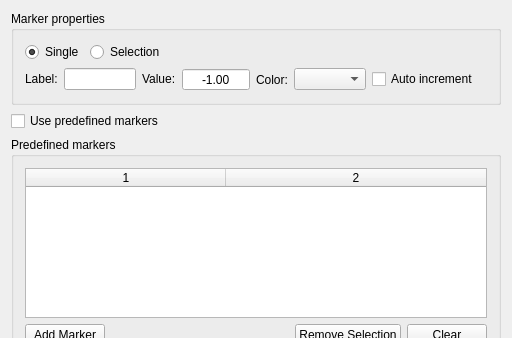
This is src/Widgets/AwMarkerInspector.ui in HIP-infrastructure/anywave-code as Qt 5 draws it before an edit; both pictures show x 0 to 512 and y 0 to 338 of the 512 by 626 pixel window. The edited form follows.
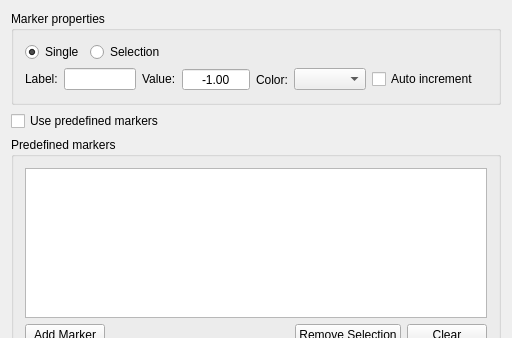
This is the edited form. Icons and pictures are not drawn.

Diff of the .ui file:
```diff
--- a/src/Widgets/AwMarkerInspector.ui
+++ b/src/Widgets/AwMarkerInspector.ui
@@ -7,7 +7,7 @@
     <x>0</x>
     <y>0</y>
     <width>512</width>
-    <height>597</height>
+    <height>603</height>
    </rect>
   </property>
   <property name="sizePolicy">
@@ -284,7 +284,7 @@
          <enum>QAbstractItemView::SelectRows</enum>
         </property>
         <property name="columnCount">
-         <number>2</number>
+         <number>0</number>
         </property>
         <attribute name="horizontalHeaderVisible">
          <bool>true</bool>
@@ -307,8 +307,6 @@
         <attribute name="verticalHeaderVisible">
          <bool>false</bool>
         </attribute>
-        <column/>
-        <column/>
        </widget>
       </item>
       <item>
```
